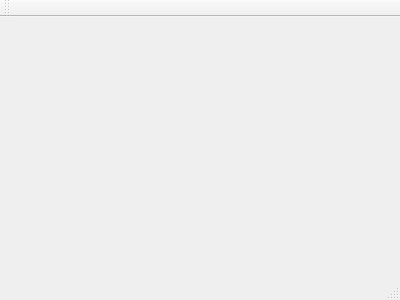
Above: src/app/mainwindow.ui from dezelin/maily before the change. Below: the same form after it.
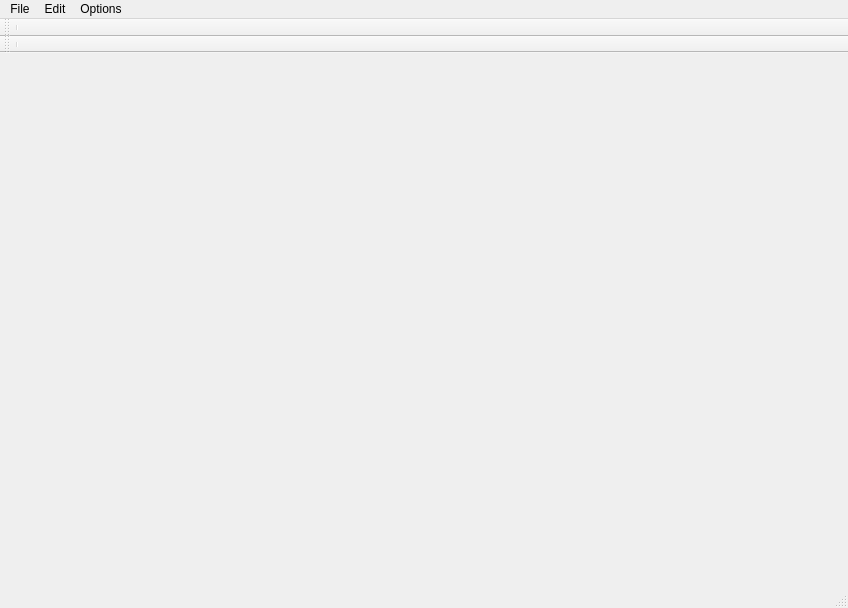
That is the form after the change.

Commit message: Added shortcuts toolbar.

Diff of the .ui file:
```diff
--- a/src/app/mainwindow.ui
+++ b/src/app/mainwindow.ui
@@ -1,24 +1,100 @@
 <ui version="4.0">
  <class>MainWindow</class>
- <widget class="QMainWindow" name="MainWindow" >
-  <property name="geometry" >
+ <widget class="QMainWindow" name="MainWindow">
+  <property name="geometry">
    <rect>
     <x>0</x>
     <y>0</y>
-    <width>400</width>
-    <height>300</height>
+    <width>848</width>
+    <height>608</height>
    </rect>
   </property>
   <property name="windowTitle" >
    <string>MainWindow</string>
   </property>
-  <widget class="QMenuBar" name="menuBar" />
-  <widget class="QToolBar" name="mainToolBar" />
-  <widget class="QWidget" name="centralWidget" />
-  <widget class="QStatusBar" name="statusBar" />
+  <widget class="QWidget" name="centralWidget">
+   <layout class="QVBoxLayout" name="verticalLayout_2">
+    <item>
+     <layout class="QHBoxLayout" name="horizontalLayout"/>
+    </item>
+   </layout>
+  </widget>
+  <widget class="QMenuBar" name="menuBar">
+   <property name="geometry">
+    <rect>
+     <x>0</x>
+     <y>0</y>
+     <width>848</width>
+     <height>24</height>
+    </rect>
+   </property>
+   <widget class="QMenu" name="menuFile">
+    <property name="title">
+     <string>File</string>
+    </property>
+   </widget>
+   <widget class="QMenu" name="menuEdit">
+    <property name="title">
+     <string>Edit</string>
+    </property>
+   </widget>
+   <widget class="QMenu" name="menuOptions">
+    <property name="title">
+     <string>Options</string>
+    </property>
+    <addaction name="actionAccounts"/>
+   </widget>
+   <addaction name="menuFile"/>
+   <addaction name="menuEdit"/>
+   <addaction name="menuOptions"/>
+  </widget>
+  <widget class="QToolBar" name="mainToolBar">
+   <property name="sizePolicy">
+    <sizepolicy hsizetype="Maximum" vsizetype="Fixed">
+     <horstretch>0</horstretch>
+     <verstretch>0</verstretch>
+    </sizepolicy>
+   </property>
+   <attribute name="toolBarArea">
+    <enum>TopToolBarArea</enum>
+   </attribute>
+   <attribute name="toolBarBreak">
+    <bool>true</bool>
+   </attribute>
+   <addaction name="separator"/>
+  </widget>
+  <widget class="QStatusBar" name="statusBar"/>
+  <widget class="QToolBar" name="shortcutsToolbar">
+   <property name="sizePolicy">
+    <sizepolicy hsizetype="Maximum" vsizetype="Fixed">
+     <horstretch>0</horstretch>
+     <verstretch>0</verstretch>
+    </sizepolicy>
+   </property>
+   <property name="windowTitle">
+    <string/>
+   </property>
+   <property name="movable">
+    <bool>true</bool>
+   </property>
+   <property name="floatable">
+    <bool>true</bool>
+   </property>
+   <attribute name="toolBarArea">
+    <enum>TopToolBarArea</enum>
+   </attribute>
+   <attribute name="toolBarBreak">
+    <bool>true</bool>
+   </attribute>
+   <addaction name="separator"/>
+  </widget>
+  <action name="actionAccounts">
+   <property name="text">
+    <string>Accounts...</string>
+   </property>
+  </action>
  </widget>
- <layoutDefault spacing="6" margin="11" />
- <pixmapfunction></pixmapfunction>
+ <layoutdefault spacing="6" margin="11"/>
  <resources/>
  <connections/>
 </ui>
```
Left out of the diff: 3 changed lines with no effect on the pictures.
